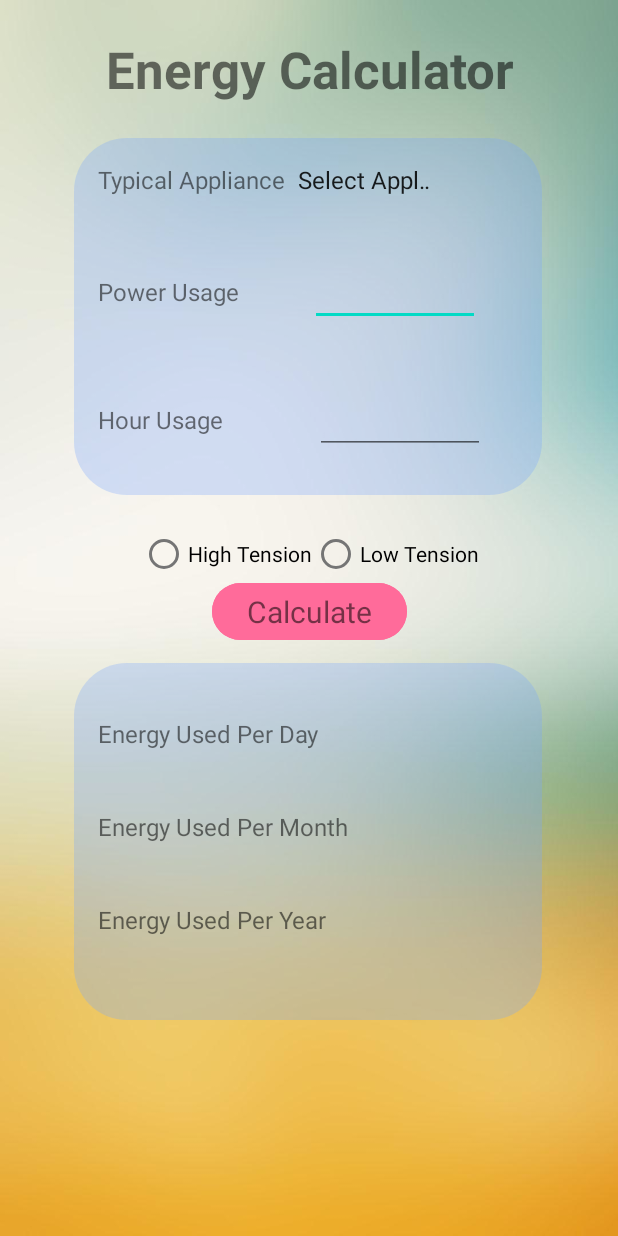
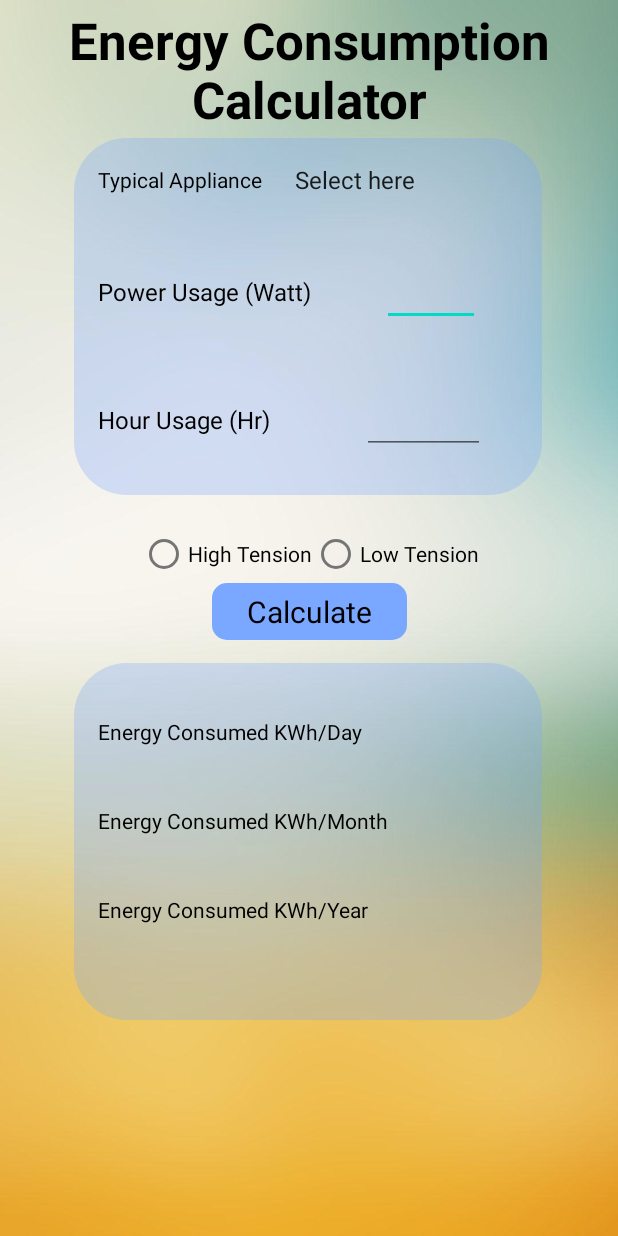
Before and after one commit to erenYeager98/Energy-Calculator, an Android app: the screen it shows after launch (MainActivity), on a phone screen of 412 x 824 dp. Run offline under Robolectric (Android 15) with nearby library versions, the phone set to English and light mode, and no system bars.

Commit message:
UI change

```diff
--- a/app/src/main/java/com/app/myapplication/MainActivity.java
+++ b/app/src/main/java/com/app/myapplication/MainActivity.java
@@ -2,6 +2,7 @@ package com.app.myapplication;
 
 import androidx.appcompat.app.AppCompatActivity;
 
+import android.os.Build;
 import android.os.Bundle;
 import android.view.View;
 import android.widget.AdapterView;
@@ -17,6 +18,7 @@ import android.widget.Toast;
 
 import org.w3c.dom.Text;
 
+import java.text.DecimalFormat;
 import java.util.Objects;
 
 public class MainActivity extends AppCompatActivity {
@@ -28,6 +30,7 @@ private String item;
 private TextView powerUsage;
 private TextView hoursUsage;
 private String selectedOption;
+private TextView tarrif;
     @Override
     protected void onCreate(Bundle savedInstanceState) {
 
@@ -52,8 +55,9 @@ private String selectedOption;
         // Specify the layout to use when the list of choices appears
         adapter.setDropDownViewResource(android.R.layout.simple_spinner_dropdown_item);
 
-        // Apply the adapter to the Spinner
+
         spinner.setAdapter(adapter);
+
         ImageButton btn = (ImageButton) findViewById(R.id.imageButton);
 
         spinner.setOnItemSelectedListener(new AdapterView.OnItemSelectedListener() {
@@ -78,6 +82,7 @@ private String selectedOption;
                     energyPerYear = (TextView) findViewById(R.id.energyPerYearEditText);
                     hoursUsage = (TextView) findViewById(R.id.hourUsageEditText);
                     powerUsage = (TextView) findViewById(R.id.powerUsageEditText);
+                    tarrif = (TextView) findViewById(R.id.tarrif);
                     String hrs=null;
                     String pwr=null;
                     hrs = hoursUsage.getText().toString();
@@ -94,29 +99,30 @@ private String selectedOption;
                         unit = 0;
                     }
                     if(!hrs.equals("") && !pwr.equals("")) {
-
+                        DecimalFormat decimalFormat = new DecimalFormat("#.00");
                         float hrs0 = Integer.parseInt(hrs);
                         float pwr0 = Integer.parseInt(pwr);
-                        float perDay = (hrs0*pwr0/1000)*unit;
-
-                        String result0 = String.valueOf(perDay);
+                        float perDay = (hrs0*pwr0/1000);
+                        String result0 = decimalFormat.format(perDay);
                         float perMonth = perDay*30;
                         float perYear = perMonth*12;
-                        String result1 = String.valueOf(perMonth);
-                        String result2 = String.valueOf(perYear);
+                        String result1 = decimalFormat.format(perMonth);
+                        String result2 = decimalFormat.format(perYear);
                         energyPerDay.setText(result0);
                         energyPerMonth.setText(result1);
                         energyPerYear.setText(result2);
+                        if(Objects.equals(selectedOption, "Low Tension") || Objects.equals(selectedOption, "High Tension")){
+                            tarrif.setText("Tarrif: "+String.valueOf(perMonth * 2 * unit));
+
+                        }
+                        else{
+                            tarrif.setText("Choose Tension Level");
+                        }
                     }
                     else{
                         Toast toast = Toast.makeText(MainActivity.this,"Please enter a valid digit",Toast.LENGTH_SHORT);
                         toast.show();
                     }
-
-
-
-
-
             }
         });
         RadioGroup radioGroup = (RadioGroup) findViewById(R.id.tensionRadioGroup);
--- a/app/src/main/res/drawable/card1.xml
+++ b/app/src/main/res/drawable/card1.xml
@@ -1,5 +1,5 @@
 <shape xmlns:android="http://schemas.android.com/apk/res/android"
     android:shape="rectangle" >
-    <corners android:radius="35dp" />
-    <solid android:color="@color/ff1" />
+    <corners android:radius="10dp" />
+    <solid android:color="@color/ff" />
 </shape>
--- a/app/src/main/res/layout/activity_main.xml
+++ b/app/src/main/res/layout/activity_main.xml
@@ -46,7 +46,8 @@
         android:layout_width="wrap_content"
         android:layout_height="wrap_content"
         android:fontFamily="sans-serif"
-        android:text="Energy Calculator"
+        android:text="Energy Consumption Calculator"
+        android:textColor="@color/black"
         android:textAlignment="center"
         android:textAllCaps="false"
         android:textSize="34sp"
@@ -74,12 +75,14 @@
             android:id="@+id/highTensionRadioButton"
             android:layout_width="wrap_content"
             android:layout_height="wrap_content"
+            android:textColor="@color/black"
             android:text="High Tension" />
 
         <RadioButton
             android:id="@+id/lowTensionRadioButton"
             android:layout_width="wrap_content"
             android:layout_height="wrap_content"
+            android:textColor="@color/black"
             android:text="Low Tension" />
 
     </RadioGroup>
@@ -107,16 +110,20 @@
                 android:layout_alignParentStart="true"
                 android:layout_centerVertical="true"
                 android:text="Typical Appliance"
-                android:textSize="16sp" />
+                android:textColor="@color/black"
+                android:textSize="14sp" />
 
             <Spinner
                 android:id="@+id/applianceSpinner"
                 android:textAlignment="center"
-                android:autofillHints="Select the appliance"
-                android:layout_width="0dp"
+                android:autofillHints="Select appliance"
+                android:layout_width="wrap_content"
                 android:layout_height="wrap_content"
+                android:layout_centerInParent="true"
                 android:layout_alignParentEnd="true"
                 android:layout_centerVertical="true"
+                android:gravity="center"
+                android:popupBackground="@drawable/card1"
                 android:layout_toEndOf="@id/typicalApplianceLabel"
                  />
 
@@ -134,7 +141,8 @@
                 android:layout_height="wrap_content"
                 android:layout_alignParentStart="true"
                 android:layout_centerVertical="true"
-                android:text="Power Usage"
+                android:text="Power Usage (Watt)"
+                android:textColor="@color/black"
                 android:textSize="16sp" />
 
             <EditText
@@ -143,6 +151,7 @@
                 android:textAlignment="center"
                 android:layout_height="wrap_content"
                 android:layout_alignParentEnd="true"
+                android:textColor="@color/black"
                 android:layout_marginStart="47dp"
                 android:layout_marginEnd="25dp"
                 android:layout_toEndOf="@id/powerUsageLabel"
@@ -162,7 +171,8 @@
                 android:layout_height="wrap_content"
                 android:layout_alignParentStart="true"
                 android:layout_centerVertical="true"
-                android:text="Hour Usage"
+                android:text="Hour Usage (Hr)"
+                android:textColor="@color/black"
                 android:textSize="16sp" />
 
             <EditText
@@ -173,6 +183,7 @@
                 android:layout_marginStart="61dp"
                 android:layout_marginEnd="22dp"
                 android:layout_toEndOf="@id/hourUsageLabel"
+                android:textColor="@color/black"
                 android:inputType="number"
                 android:textAlignment="center"/>
 
@@ -200,8 +211,9 @@
             android:layout_alignParentTop="true"
             android:layout_marginTop="20dp"
             android:layout_marginEnd="8dp"
-            android:text="Energy Used Per Day"
-            android:textSize="16sp" />
+            android:text="Energy Consumed KWh/Day"
+            android:textColor="@color/black"
+            android:textSize="14sp" />
 
         <TextView
             android:id="@+id/energyPerDayEditText"
@@ -209,6 +221,7 @@
             android:layout_width="0dp"
             android:layout_marginTop="25dp"
             android:layout_height="wrap_content"
+            android:textColor="@color/black"
             android:layout_alignParentTop="true"
             android:layout_alignParentEnd="true"
             android:layout_toEndOf="@+id/energyPerDayLabel" />
@@ -222,8 +235,9 @@
             android:layout_alignParentStart="true"
             android:layout_marginTop="40dp"
             android:layout_marginEnd="8dp"
-            android:text="Energy Used Per Month"
-            android:textSize="16sp" />
+            android:text="Energy Consumed KWh/Month"
+            android:textColor="@color/black"
+            android:textSize="14sp" />
 
         <TextView
             android:id="@+id/energyPerMonthEditText"
@@ -232,6 +246,7 @@
             android:layout_height="wrap_content"
             android:layout_below="@+id/energyPerDayEditText"
             android:layout_alignParentEnd="true"
+            android:textColor="@color/black"
             android:layout_marginTop="35dp"
             android:layout_toEndOf="@+id/energyPerMonthLabel" />
 
@@ -244,8 +259,9 @@
             android:layout_alignParentStart="true"
             android:layout_marginTop="40dp"
             android:layout_marginEnd="8dp"
-            android:text="Energy Used Per Year"
-            android:textSize="16sp" />
+            android:text="Energy Consumed KWh/Year"
+            android:textColor="@color/black"
+            android:textSize="14sp" />
 
         <TextView
             android:id="@+id/energyPerYearEditText"
@@ -255,7 +271,24 @@
             android:layout_below="@+id/energyPerMonthEditText"
             android:layout_alignParentEnd="true"
             android:layout_marginTop="45dp"
+            android:textColor="@color/black"
             android:layout_toEndOf="@+id/energyPerYearLabel" />
+
+        <TextView
+            android:id="@+id/tarrif"
+            android:layout_width="wrap_content"
+            android:layout_height="wrap_content"
+            android:layout_below="@+id/energyPerYearLabel"
+            android:layout_alignParentStart="true"
+            android:layout_alignParentEnd="true"
+            android:layout_centerInParent="true"
+            android:layout_marginStart="33dp"
+            android:layout_marginTop="14dp"
+            android:layout_marginEnd="31dp"
+            android:layout_marginBottom="10dp"
+            android:text=""
+            android:textAlignment="center"
+            android:textColor="@color/black" />
 
     </RelativeLayout>
 
@@ -268,7 +301,7 @@
         app:layout_constraintEnd_toEndOf="parent"
         app:layout_constraintStart_toStartOf="@+id/view"
         app:layout_constraintTop_toBottomOf="@+id/tensionRadioGroup"
-        app:srcCompat="@drawable/card1"
+        app:srcCompat="@drawable/card"
         android:layout_marginBottom="20dp"/>
 
     <TextView
@@ -277,6 +310,7 @@
         android:layout_height="wrap_content"
         android:text="Calculate"
         android:textSize="20sp"
+        android:textColor="@color/black"
         app:layout_constraintBottom_toBottomOf="@+id/imageButton"
         app:layout_constraintEnd_toEndOf="@+id/imageButton"
         app:layout_constraintStart_toStartOf="@+id/imageButton"
--- a/app/src/main/res/values/strings.xml
+++ b/app/src/main/res/values/strings.xml
@@ -1,7 +1,7 @@
 <resources>
-    <string name="app_name">Energy Calculator</string>
+    <string name="app_name">Energy Consumption Calculator</string>
     <string-array name="appliances">
-        <item>Select Appliance</item>
+        <item>Select here</item>
         <item>Water heater</item>
         <item>Fan</item>
         <item>LEB Bulb</item>
```
